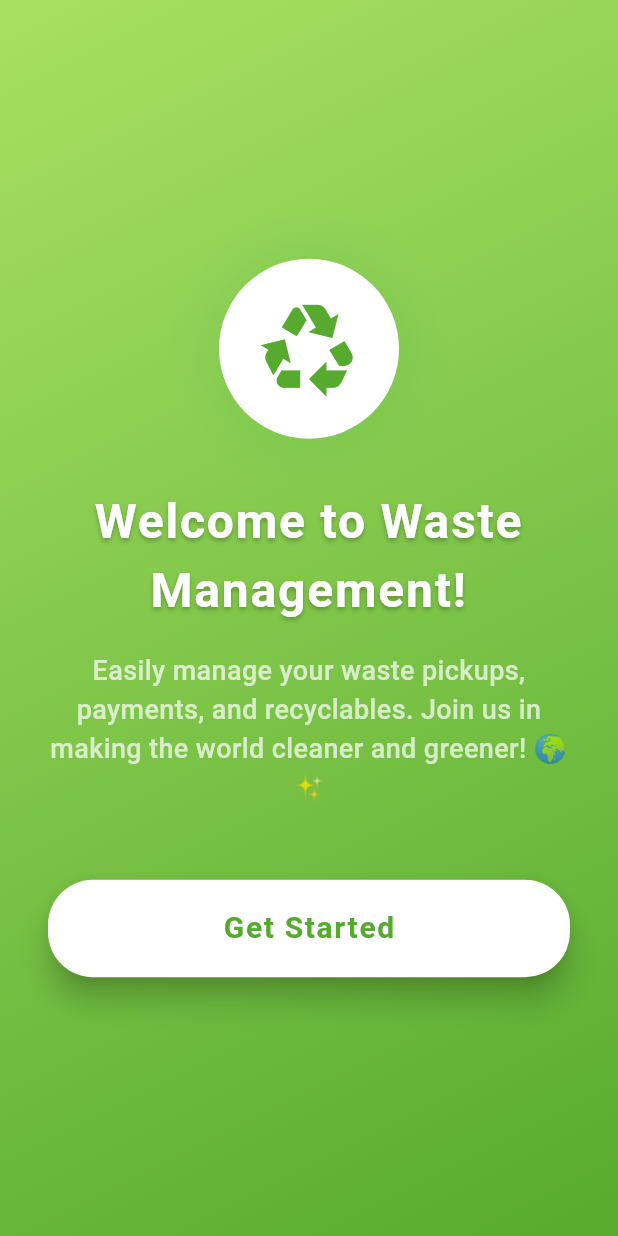
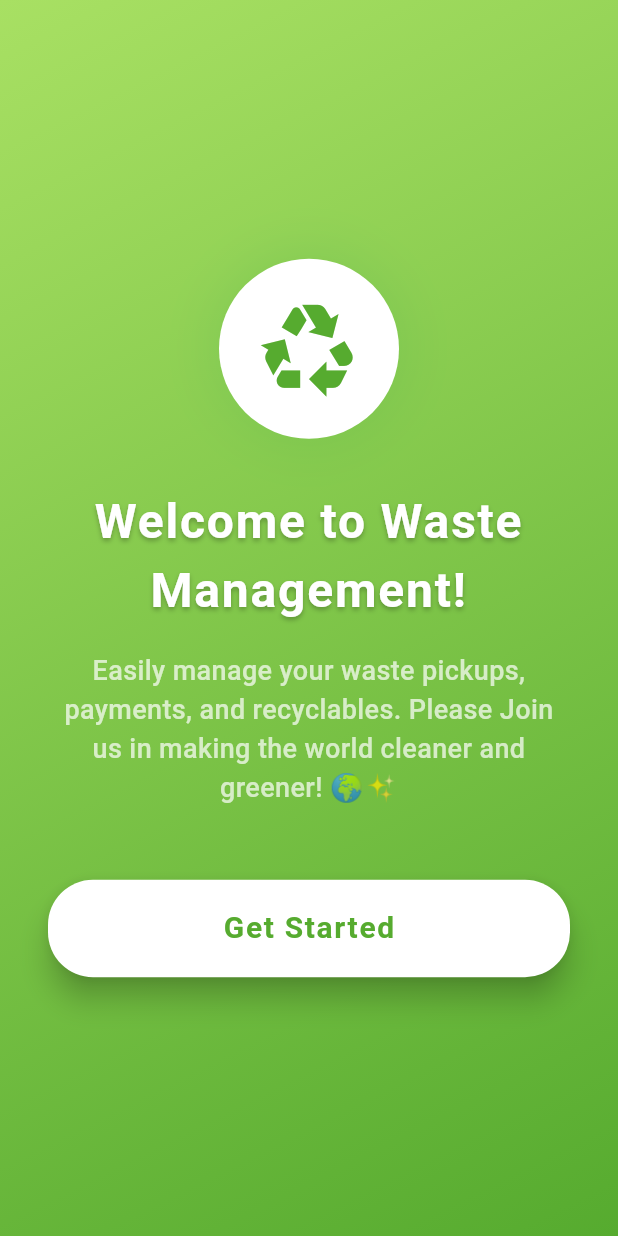
Before and after one commit to Mackle10/group26-recces-, a Flutter app: the screen it shows after launch, on a phone screen of 412 x 824 dp. Run offline on Flutter 3.47's test engine with Material 3 defaults, Android fonts, the phone set to English and light mode, and no system bars; our stand-ins replace badges, bloc, cloud_firestore, equatable, firebase_auth, firebase_core and 12 more; accounts and stored records are empty.

Commit message:
Update plain_intro_screen.dart

```diff
--- a/wastemanagement/lib/features/home/presentation/screens/plain_intro_screen.dart
+++ b/wastemanagement/lib/features/home/presentation/screens/plain_intro_screen.dart
@@ -65,7 +65,7 @@ class PlainIntroScreen extends StatelessWidget {
                 ),
                 const SizedBox(height: 18),
                 Text(
-                  'Easily manage your waste pickups, payments, and recyclables. Join us in making the world cleaner and greener! 🌍✨',
+                  'Easily manage your waste pickups, payments, and recyclables. Please Join us in making the world cleaner and greener! 🌍✨',
                   style: TextStyle(
                     fontSize: 18,
                     color: Colors.white70,
```
